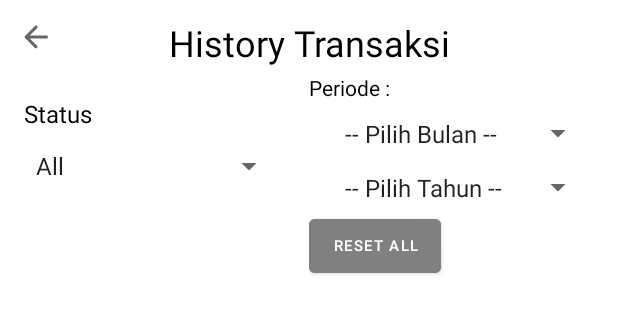
After one commit to XSmas29/proyek_probis2, an Android app: the layout activity_seller_pendapatan.xml on its own in the app's theme, with its tools: preview values and no code run, on a phone screen of 412 x 824 dp. The commit adds this screen. Shown: the top 314 px of the screen. Run offline under Robolectric (Android 15) with nearby library versions, the phone set to English and light mode, and no system bars; network calls fail.

Commit message:
Penambahan activity pendapatan seller

```diff
--- /dev/null
+++ b/app/src/main/res/layout/activity_seller_pendapatan.xml
@@ -0,0 +1,139 @@
+<?xml version="1.0" encoding="utf-8"?>
+<androidx.constraintlayout.widget.ConstraintLayout xmlns:android="http://schemas.android.com/apk/res/android"
+    xmlns:app="http://schemas.android.com/apk/res-auto"
+    xmlns:tools="http://schemas.android.com/tools"
+    android:layout_width="match_parent"
+    android:layout_height="match_parent"
+    tools:context=".SellerPendapatanActivity">
+
+    <ImageButton
+        android:id="@+id/imageButton_back"
+        android:layout_width="wrap_content"
+        android:layout_height="wrap_content"
+        android:padding="12dp"
+        android:src="@drawable/ic_arrow_back"
+        android:background="@android:color/transparent"
+        app:layout_constraintStart_toStartOf="parent"
+        app:layout_constraintTop_toTopOf="parent"
+        app:layout_constraintRight_toLeftOf="@+id/textView21"
+        app:layout_constraintBottom_toTopOf="@+id/ll0"/>
+
+    <TextView
+        android:id="@+id/textView21"
+        android:layout_width="wrap_content"
+        android:layout_height="wrap_content"
+        android:layout_marginTop="12dp"
+        android:text="History Transaksi"
+        android:textColor="@color/black"
+        android:textSize="24sp"
+        app:layout_constraintEnd_toEndOf="parent"
+        app:layout_constraintStart_toStartOf="parent"
+        app:layout_constraintTop_toTopOf="parent" />
+
+    <LinearLayout
+        android:id="@+id/ll0"
+        android:layout_width="match_parent"
+        android:layout_height="wrap_content"
+        android:layout_marginTop="4dp"
+        android:orientation="horizontal"
+        app:layout_constraintEnd_toEndOf="parent"
+        app:layout_constraintStart_toStartOf="parent"
+        app:layout_constraintTop_toBottomOf="@+id/textView21">
+        <LinearLayout
+            android:layout_width="match_parent"
+            android:layout_height="wrap_content"
+            android:orientation="vertical"
+            android:layout_weight="1">
+            <TextView
+                android:id="@+id/textView8"
+                android:layout_width="match_parent"
+                android:layout_height="wrap_content"
+                android:layout_gravity="center_horizontal|center_vertical"
+                android:layout_marginHorizontal="16dp"
+                android:layout_marginTop="16dp"
+                android:text="Status"
+                android:textColor="#000000"
+                android:textSize="16sp"
+                app:layout_constraintEnd_toEndOf="parent"
+                app:layout_constraintStart_toStartOf="parent"
+                app:layout_constraintTop_toBottomOf="@+id/textView21" />
+
+            <Spinner
+                android:id="@+id/spFilterSellerPendapatan"
+                android:layout_width="match_parent"
+                android:layout_height="36dp"
+                android:layout_marginHorizontal="16dp"
+                android:layout_marginTop="6dp"
+                android:entries="@array/status"
+                app:layout_constraintEnd_toEndOf="parent"
+                app:layout_constraintStart_toStartOf="parent"
+                app:layout_constraintTop_toBottomOf="@+id/textView8"
+                tools:ignore="SpeakableTextPresentCheck,TouchTargetSizeCheck" />
+        </LinearLayout>
+
+        <LinearLayout
+            android:layout_width="match_parent"
+            android:layout_height="wrap_content"
+            android:orientation="vertical"
+            android:layout_weight="1">
+            <TextView
+                android:layout_width="match_parent"
+                android:layout_height="wrap_content"
+                android:text="Periode : "
+                android:textColor="@color/black"/>
+            <Spinner
+                android:id="@+id/spFilterBulan"
+                android:layout_width="match_parent"
+                android:layout_height="30dp"
+                android:layout_marginHorizontal="16dp"
+                android:layout_marginTop="6dp"
+                android:entries="@array/spinnerBulan"
+                app:layout_constraintEnd_toEndOf="parent"
+                app:layout_constraintStart_toStartOf="parent"
+                app:layout_constraintTop_toBottomOf="@+id/textView8"
+                tools:ignore="SpeakableTextPresentCheck,TouchTargetSizeCheck" />
+            <Spinner
+                android:id="@+id/spFilterTahun"
+                android:layout_width="match_parent"
+                android:layout_height="30dp"
+                android:layout_marginHorizontal="16dp"
+                android:layout_marginTop="6dp"
+                android:entries="@array/spinnerTahun"
+                app:layout_constraintEnd_toEndOf="parent"
+                app:layout_constraintStart_toStartOf="parent"
+                app:layout_constraintTop_toBottomOf="@+id/textView8"
+                tools:ignore="SpeakableTextPresentCheck,TouchTargetSizeCheck" />
+
+            <Button
+                android:id="@+id/btnResetAll"
+                android:layout_width="wrap_content"
+                android:layout_height="wrap_content"
+                android:text="Reset All"
+                android:padding="2dp"
+                android:textSize="10sp"
+                android:backgroundTint="@color/grey"/>
+        </LinearLayout>
+    </LinearLayout>
+
+
+    <androidx.recyclerview.widget.RecyclerView
+        android:id="@+id/rvSellerPendapatan"
+        android:layout_width="match_parent"
+        android:layout_height="0dp"
+        android:layout_marginTop="16dp"
+        app:layout_constraintBottom_toBottomOf="parent"
+        app:layout_constraintEnd_toEndOf="parent"
+        app:layout_constraintStart_toStartOf="parent"
+        app:layout_constraintTop_toBottomOf="@+id/ll0" />
+
+    <ProgressBar
+        android:id="@+id/progressBar"
+        android:layout_width="wrap_content"
+        android:layout_height="wrap_content"
+        android:visibility="invisible"
+        app:layout_constraintStart_toStartOf="parent"
+        app:layout_constraintTop_toTopOf="parent"
+        app:layout_constraintEnd_toEndOf="parent"
+        app:layout_constraintBottom_toBottomOf="parent"/>
+
+</androidx.constraintlayout.widget.ConstraintLayout>
--- a/app/src/main/res/layout/fragment_seller_dashboard.xml
+++ b/app/src/main/res/layout/fragment_seller_dashboard.xml
@@ -107,6 +107,7 @@
             app:contentPadding="8dp">
 
             <androidx.constraintlayout.widget.ConstraintLayout
+                android:id="@+id/btnSellerPendapatan"
                 android:layout_width="match_parent"
                 android:layout_height="match_parent">
 
--- a/app/src/main/res/values/strings.xml
+++ b/app/src/main/res/values/strings.xml
@@ -11,4 +11,27 @@
         <item>Completed</item>
         <item>Rejected</item>
     </string-array>
+
+    <string-array name="spinnerBulan">
+        <item>-- Pilih Bulan --</item>
+        <item>Januari</item>
+        <item>Februari</item>
+        <item>Maret</item>
+        <item>April</item>
+        <item>Mei</item>
+        <item>Juni</item>
+        <item>Juli</item>
+        <item>Agustus</item>
+        <item>September</item>
+        <item>Oktober</item>
+        <item>November</item>
+        <item>Desember</item>
+    </string-array>
+
+    <string-array name="spinnerTahun">
+        <item>-- Pilih Tahun --</item>
+        <item>2020</item>
+        <item>2021</item>
+        <item>2022</item>
+    </string-array>
 </resources>
```
Also changed, not shown: app/src/main/java/com/example/proyek_mobcomp/SellerActivity.java (+10 -2 lines), app/src/main/java/com/example/proyek_mobcomp/SellerDashboardFragment.java (+9 -0 lines), app/src/main/java/com/example/proyek_mobcomp/SellerPendapatanActivity.java (added, +216 -0 lines), app/src/main/java/com/example/proyek_mobcomp/recyclerviewFolder/RecyclerAdapterSellerPendapatan.java (added, +121 -0 lines).
